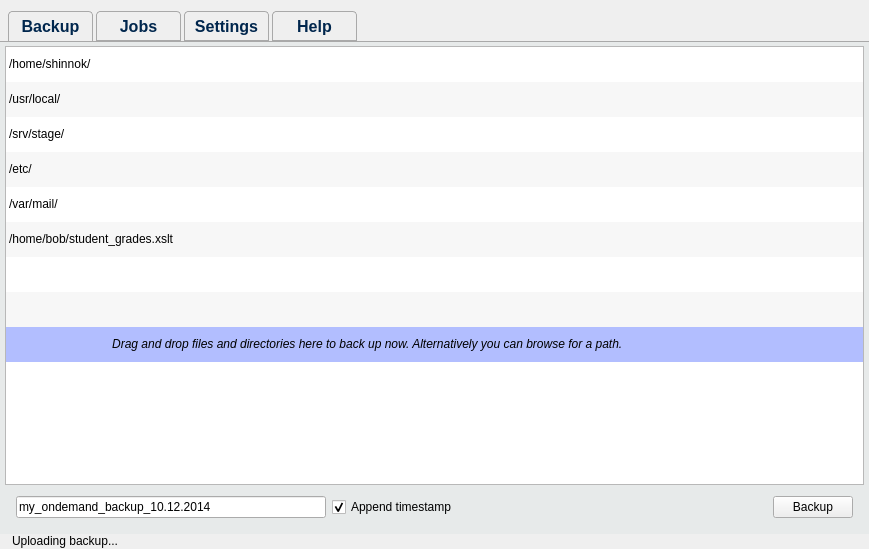
Above: mainwidget.ui from Tarsnap/tarsnap-gui before the change. Below: the same form after it.
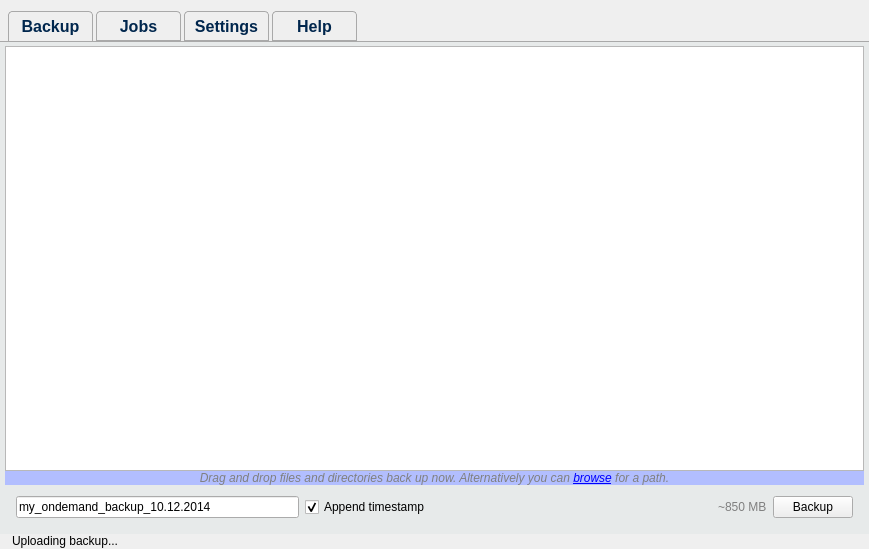
That is the form after the change. The open tabs and pages were chosen to show the change. Icons and pictures are not drawn.

Commit message: Further UI prototyping of the Backup tab.

```diff
--- a/mainwidget.ui
+++ b/mainwidget.ui
@@ -106,12 +106,11 @@
        <item>
         <widget class="QListWidget" name="listWidget">
          <property name="styleSheet">
-          <string notr="true">#listWidget::item
+          <string notr="true">#onDemandBackupListWidget::item
 {
 min-height: 35px;
 selection-background-color: #E5E9FF;
-}
-</string>
+}</string>
          </property>
          <property name="dragEnabled">
           <bool>true</bool>
@@ -131,65 +130,30 @@
          <property name="viewMode">
           <enum>QListView::ListMode</enum>
          </property>
-         <item>
-          <property name="text">
-           <string>/home/shinnok/</string>
-          </property>
-         </item>
-         <item>
-          <property name="text">
-           <string>/usr/local/</string>
-          </property>
-         </item>
-         <item>
-          <property name="text">
-           <string>/srv/stage/</string>
-          </property>
-         </item>
-         <item>
-          <property name="text">
-           <string>/etc/</string>
-          </property>
-         </item>
-         <item>
-          <property name="text">
-           <string>/var/mail/</string>
-          </property>
-         </item>
-         <item>
-          <property name="text">
-           <string>/home/bob/student_grades.xslt</string>
-          </property>
-         </item>
-         <item>
-          <property name="text">
-           <string/>
-          </property>
-         </item>
-         <item>
-          <property name="text">
-           <string/>
-          </property>
-         </item>
-         <item>
-          <property name="text">
-           <string>                               Drag and drop files and directories here to back up now. Alternatively you can browse for a path.</string>
-          </property>
-          <property name="font">
-           <font>
-            <italic>true</italic>
-           </font>
-          </property>
-          <property name="background">
-           <brush brushstyle="SolidPattern">
-            <color alpha="255">
-             <red>178</red>
-             <green>190</green>
-             <blue>255</blue>
-            </color>
-           </brush>
-          </property>
-         </item>
+        </widget>
+       </item>
+       <item>
+        <widget class="QLabel" name="label_20">
+         <property name="font">
+          <font>
+           <italic>true</italic>
+          </font>
+         </property>
+         <property name="styleSheet">
+          <string notr="true">QLabel {
+color: gray;
+background-color: rgb(178,190,255);
+}</string>
+         </property>
+         <property name="text">
+          <string>&lt;html&gt;&lt;head/&gt;&lt;body&gt;&lt;p&gt;Drag and drop files and directories back up now. Alternatively you can &lt;a href=&quot;.&quot;&gt;&lt;span style=&quot; text-decoration: underline; color:#0000ff;&quot;&gt;browse&lt;/span&gt;&lt;/a&gt; for a path.&lt;/p&gt;&lt;/body&gt;&lt;/html&gt;</string>
+         </property>
+         <property name="textFormat">
+          <enum>Qt::RichText</enum>
+         </property>
+         <property name="alignment">
+          <set>Qt::AlignCenter</set>
+         </property>
         </widget>
        </item>
        <item>
@@ -228,6 +192,18 @@
             </property>
            </spacer>
           </item>
+          <item>
+           <widget class="QLabel" name="label_19">
+            <property name="styleSheet">
+             <string notr="true">QLabel {
+color: gray;
+}</string>
+            </property>
+            <property name="text">
+             <string>~850 MB</string>
+            </property>
+           </widget>
+          </item>
           <item>
            <widget class="QPushButton" name="pushButton">
             <property name="text">
```
Left out of the diff: 4 changed lines with no effect on the pictures. The commit also changes 8 other files.
